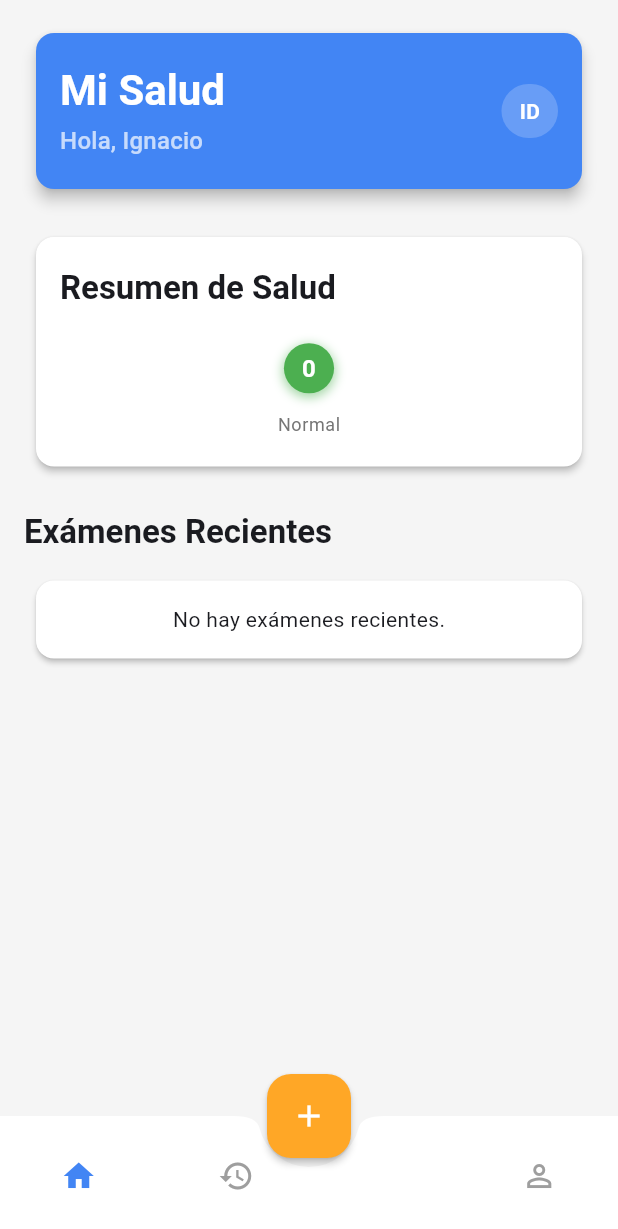
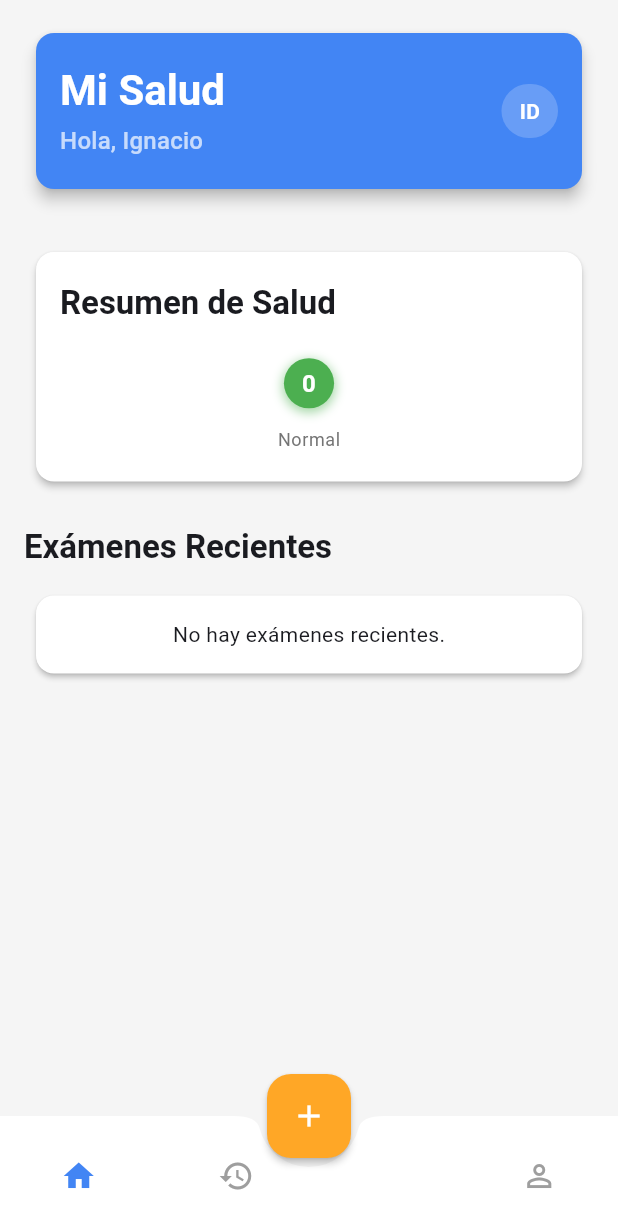
Before and after one commit to idacal/MedTrackerv2, a Flutter app: the screen it shows after launch, on a phone screen of 412 x 824 dp. Shown: the top 1229 px of the screen. Run offline on Flutter 3.47's test engine with Material 3 defaults, Android fonts, the light colour scheme and no system bars; our stand-ins replace file_picker, fl_chart, sqflite; accounts and stored records are empty.

Commit message:
excellent version, baseline

```diff
--- a/medtracker_app/lib/main.dart
+++ b/medtracker_app/lib/main.dart
@@ -25,9 +25,12 @@ class MedTrackerApp extends StatelessWidget {
   Widget build(BuildContext context) {
     // Define custom colors from the mockup
     const Color primaryBlue = Color(0xFF4285F4);
-    const Color statusGreen = Color(0xFF4CAF50);
-    const Color statusAmber = Color(0xFFFFA726);
-    const Color statusRed = Color(0xFFF44336);
+    const Color statusGreen = Color(0xFF4CAF50); // Green
+    const Color statusAmber = Color(0xFFFFA726); // Amber/Orange for Watch
+    // CHANGE: Use the Amber color for Attention now
+    const Color statusAttention = Color(0xFFFFA726); // Amber/Orange for Attention
+    // Keep Red for general errors in the theme's colorScheme
+    const Color errorRed = Color(0xFFF44336);
 
     return MaterialApp(
       title: 'MedTracker',
@@ -37,7 +40,7 @@ class MedTrackerApp extends StatelessWidget {
           seedColor: primaryBlue, // Base color for generating scheme
           primary: primaryBlue,    // Ensure primary is exactly this blue
           secondary: statusAmber,  // Use Amber as secondary/accent
-          error: statusRed,        // Use Red for error states
+          error: errorRed,        // Use Red for error states
           // Define brightness or other scheme colors if needed
           // brightness: Brightness.light,
         ),
@@ -108,23 +111,28 @@ class MedTrackerApp extends StatelessWidget {
            // bodyLarge: TextStyle(fontWeight: FontWeight.w500),
         ),
 
-        // Store status colors for easy access elsewhere (optional)
+        // Store status colors for easy access elsewhere
+        // Use the const colors defined above - this is valid
         extensions: <ThemeExtension<dynamic>>[
            const StatusColors(
              normal: statusGreen,
              watch: statusAmber,
-             attention: statusRed,
+             attention: statusAttention, // Use the new amber const for attention
            ),
         ],
 
       ),
+       // --- NO DARK THEME DEFINED FOR SIMPLICITY NOW ---
+      // darkTheme: ...,
+      // themeMode: ThemeMode.system,
       debugShowCheckedModeBanner: false,
+      // Ensure home points to MainScaffold
       home: const MainScaffold(),
     );
   }
 }
 
-// Custom Theme Extension to hold status colors
+// KEEP THIS StatusColors CLASS DEFINITION
 @immutable
 class StatusColors extends ThemeExtension<StatusColors> {
   const StatusColors({
@@ -163,3 +171,35 @@ class StatusColors extends ThemeExtension<StatusColors> {
     return Theme.of(context).extension<StatusColors>()!;
   }
 }
+
+// --- REMOVE DUPLICATED DEFINITIONS BELOW THIS LINE ---
+
+// REMOVE: Duplicated statusColorsLight
+// const statusColorsLight = StatusColors(
+//   normal: Colors.green,
+//   watch: Colors.orange,
+//   attention: Colors.amber.shade700,
+// );
+
+// REMOVE: Duplicated statusColorsDark
+// const statusColorsDark = StatusColors(
+//   normal: Colors.greenAccent,
+//   watch: Colors.orangeAccent,
+//   attention: Colors.amberAccent,
+// );
+
+// REMOVE: Duplicated MyApp
+// class MyApp extends StatelessWidget {
+//   // ...
+//   @override
+//   Widget build(BuildContext context) {
+//     return MaterialApp(
+//       // ...
+//       home: const MainScreen(), // Incorrect home
+//       // ...
+//     );
+//   }
+// }
+
+// REMOVE: Duplicated MainScreen reference (if any)
+// class MainScreen extends StatelessWidget { ... }
--- a/medtracker_app/lib/screens/home_screen.dart
+++ b/medtracker_app/lib/screens/home_screen.dart
@@ -76,7 +76,8 @@ class _HomeScreenState extends State<HomeScreen> {
     return Scaffold(
       // Remove the default AppBar
       // appBar: AppBar(title: const Text('Pantalla Principal')),
-      body: RefreshIndicator(
+      body: SafeArea( // <-- Wrap body content with SafeArea
+        child: RefreshIndicator(
           onRefresh: () async {
             _loadData(); // Reload data on pull-to-refresh
           },
@@ -85,7 +86,8 @@ class _HomeScreenState extends State<HomeScreen> {
             children: [
               // --- Custom Header ---
               _buildCustomHeader(context),
-            const SizedBox(height: 20),
+              // Increase spacing below header
+              const SizedBox(height: 30),
 
               // --- Health Summary Card ---
               FutureBuilder<Map<ParameterStatus, int>>(
@@ -109,6 +111,7 @@ class _HomeScreenState extends State<HomeScreen> {
               // --- Recent Exams Section ---
               _buildRecentExams(context),
             ],
+          ),
         ),
       ),
     );
@@ -292,7 +295,7 @@ class _HomeScreenState extends State<HomeScreen> {
               return Center(child: Text('Error al cargar exámenes: ${snapshot.error}', style: TextStyle(color: StatusColors.of(context).attention)));
             }
             if (!snapshot.hasData || snapshot.data!.isEmpty) {
-              return const Card( // Wrap message in a card for consistency
+              return const Card(
                  child: Padding(
                    padding: EdgeInsets.all(16.0),
                    child: Center(child: Text('No hay exámenes recientes.')),
@@ -300,20 +303,29 @@ class _HomeScreenState extends State<HomeScreen> {
                );
             }
 
-            // --- Show ONLY the most recent exam ---
-            final mostRecentExam = snapshot.data!.first;
+            // --- Show up to 3 most recent exams ---
+            final recentExams = snapshot.data!.take(3).toList();
 
+            // Use ListView.builder to display the list
+            return ListView.builder(
+               shrinkWrap: true, // Important inside a scrolling parent (ListView)
+               physics: const NeverScrollableScrollPhysics(), // Disable nested scrolling
+               itemCount: recentExams.length,
+               itemBuilder: (context, index) {
+                 final exam = recentExams[index];
                  return Card(
                    elevation: 1.0,
-              margin: const EdgeInsets.symmetric(vertical: 4.0), // Add some vertical margin
+                   margin: const EdgeInsets.symmetric(vertical: 4.0),
                    shape: RoundedRectangleBorder(borderRadius: BorderRadius.circular(8.0)),
                    child: ListTile(
                      contentPadding: const EdgeInsets.symmetric(vertical: 8.0, horizontal: 16.0),
-                title: Text(mostRecentExam.fileName, style: Theme.of(context).textTheme.titleMedium),
-                subtitle: Text(dateFormatter.format(mostRecentExam.importDate)),
+                     title: Text(exam.fileName, style: Theme.of(context).textTheme.titleMedium),
+                     subtitle: Text(dateFormatter.format(exam.importDate)),
                      trailing: const Icon(Icons.chevron_right),
-                onTap: () => _navigateToExamCategories(mostRecentExam.id!, mostRecentExam.fileName),
+                     onTap: () => _navigateToExamCategories(exam.id!, exam.fileName),
                    ),
+                 );
+               },
             );
           },
         ),
```
Also changed, not shown: medtracker_app/lib/screens/category_parameters_screen.dart (+16 -5 lines). Lines whose indentation alone changed are shown as unchanged.
